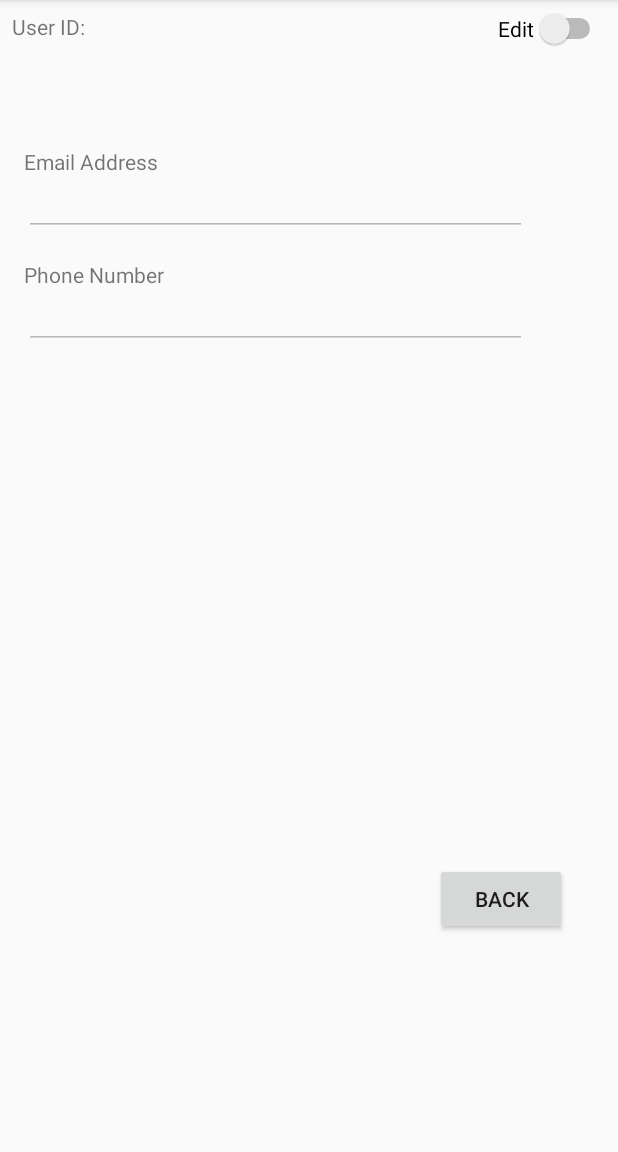
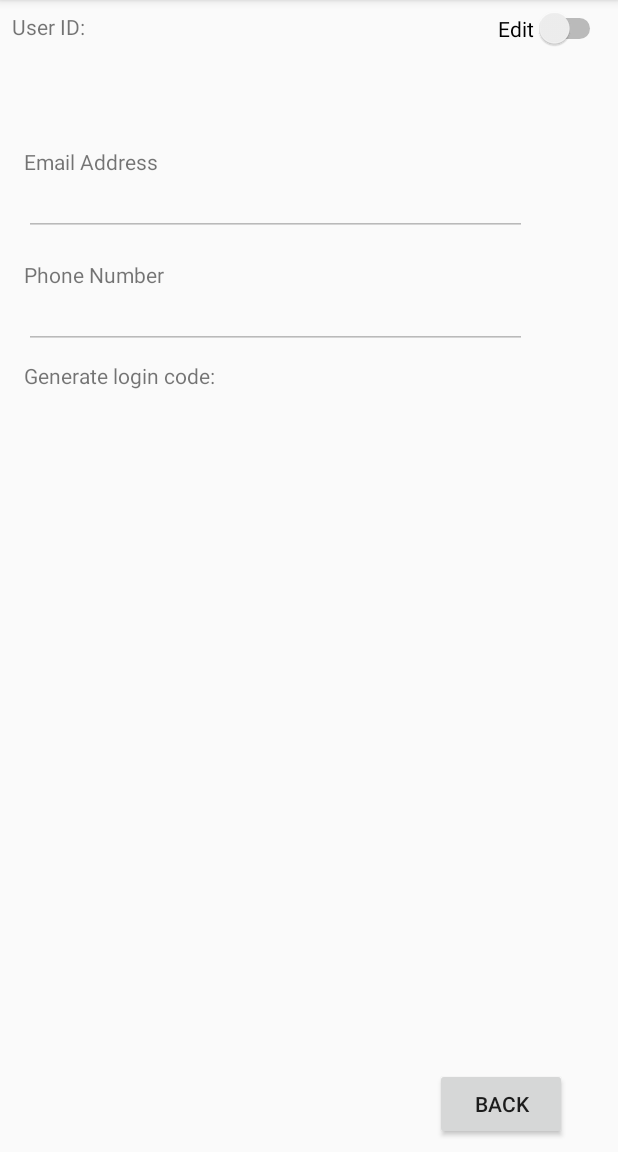
Before and after one commit to CMPUT301F18T28/Personal-Condition-Tracker, an Android app: the ModifyAccountActivity screen opened directly, with no data from a screen before it, on a phone screen of 412 x 824 dp, the part 84-1236 px from its top. Run offline under Robolectric (Android 15) with nearby library versions, the phone set to English and light mode, and no system bars; libraries missing offline, so code that uses them is left out: com.searchly.jestdroid, io.searchbox.annotations, io.searchbox.core; 2 statements that could not run were skipped.

Commit message:
Can display a user's short code

```diff
--- a/app/src/main/java/ca/ualberta/cs/personal_condition_tracker/MainActivity.java
+++ b/app/src/main/java/ca/ualberta/cs/personal_condition_tracker/MainActivity.java
@@ -85,6 +85,7 @@ public class MainActivity extends AppCompatActivity {
                 //Check account type, direct to proper activity.
                 if(userAccount.getAccountType().toLowerCase().trim().equals("patient")){
                     Patient newPatient = new Patient(userAccount.getAccountType(), userAccount.getUserID(), userAccount.getEmailAddress(), userAccount.getPhoneNumber());
+                    newPatient.setShortCode(userAccount.getShortCode());
                     userAccountListController.getUserAccountList().setAccountOfInterest(newPatient);
                     intent = new Intent(MainActivity.this, ViewConditionListActivity.class);
                     startActivity(intent);
@@ -92,6 +93,7 @@ public class MainActivity extends AppCompatActivity {
 
                 else if(userAccount.getAccountType().toLowerCase().trim().equals("care provider")){
                     CareProvider newCareProvider = new CareProvider(userAccount.getAccountType(), userAccount.getUserID(), userAccount.getEmailAddress(), userAccount.getPhoneNumber());
+                    newCareProvider.setShortCode(userAccount.getShortCode());
                     userAccountListController.getUserAccountList().setActiveCareProvider(newCareProvider);
                     intent = new Intent(MainActivity.this, ViewPatientListActivity.class);
                     startActivity(intent);
--- a/app/src/main/java/ca/ualberta/cs/personal_condition_tracker/UserAccountList.java
+++ b/app/src/main/java/ca/ualberta/cs/personal_condition_tracker/UserAccountList.java
@@ -167,4 +167,7 @@ public class UserAccountList {
     public boolean activeUserIsCareProvider(){
         return (activeCareProvider != null);
     }
+    public Integer size(){
+        return getUserAccounts().size();
+    }
 }
--- a/app/src/main/java/ca/ualberta/cs/personal_condition_tracker/UserAccountListManager.java
+++ b/app/src/main/java/ca/ualberta/cs/personal_condition_tracker/UserAccountListManager.java
@@ -71,6 +71,8 @@ import io.searchbox.core.SearchResult;
 
 public class UserAccountListManager {
     private static JestDroidClient client;
+
+
     /**
      * Add user accounts to the server
      * @param userAccounts the accounts to be added.
--- a/app/src/main/res/layout/activity_modify_account.xml
+++ b/app/src/main/res/layout/activity_modify_account.xml
@@ -70,26 +70,22 @@
         android:layout_width="wrap_content"
         android:layout_height="wrap_content"
         android:layout_marginStart="16dp"
-        android:layout_marginTop="205dp"
         android:layout_marginBottom="8dp"
         android:onClick="modifyAccountConfirm"
         android:text="Accept"
         app:layout_constraintBottom_toBottomOf="parent"
-        app:layout_constraintStart_toStartOf="parent"
-        app:layout_constraintTop_toBottomOf="@+id/phoneNumberText" />
+        app:layout_constraintStart_toStartOf="parent" />
 
     <Button
         android:id="@+id/modifyAccountCancelButton"
         android:layout_width="wrap_content"
         android:layout_height="wrap_content"
-        android:layout_marginTop="205dp"
         android:layout_marginEnd="34dp"
         android:layout_marginBottom="8dp"
         android:onClick="modifyAccountCancel"
         android:text="Cancel"
         app:layout_constraintBottom_toBottomOf="parent"
-        app:layout_constraintEnd_toEndOf="parent"
-        app:layout_constraintTop_toBottomOf="@+id/phoneNumberText" />
+        app:layout_constraintEnd_toEndOf="parent" />
 
     <Switch
         android:id="@+id/editAccountSwitch"
@@ -104,4 +100,24 @@
         app:layout_constraintEnd_toEndOf="parent"
         app:layout_constraintTop_toTopOf="parent" />
 
+    <TextView
+        android:id="@+id/generateLoginCode"
+        android:layout_width="137dp"
+        android:layout_height="25dp"
+        android:layout_marginStart="16dp"
+        android:layout_marginTop="8dp"
+        android:onClick="getLoginCode"
+        android:text="Generate login code:"
+        app:layout_constraintStart_toStartOf="parent"
+        app:layout_constraintTop_toBottomOf="@+id/phoneNumberText" />
+
+    <TextView
+        android:id="@+id/loginCodeTextView"
+        android:layout_width="136dp"
+        android:layout_height="38dp"
+        android:layout_marginStart="16dp"
+        android:layout_marginTop="8dp"
+        app:layout_constraintStart_toStartOf="parent"
+        app:layout_constraintTop_toBottomOf="@+id/generateLoginCode" />
+
 </android.support.constraint.ConstraintLayout>
```
Also changed, not shown: app/src/main/java/ca/ualberta/cs/personal_condition_tracker/ModifyAccountActivity.java (+18 -1 lines), app/src/main/java/ca/ualberta/cs/personal_condition_tracker/SignUpActivity.java (+6 -1 lines), app/src/main/java/ca/ualberta/cs/personal_condition_tracker/UserAccount.java (+9 -0 lines).
